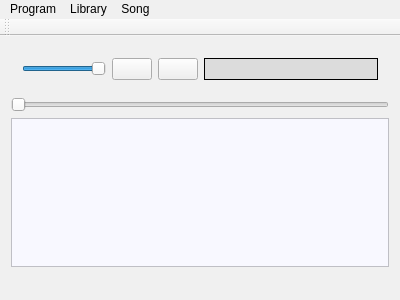
stackyjoe/lamothe-music-player, file mainwindow.ui: the form before one commit.
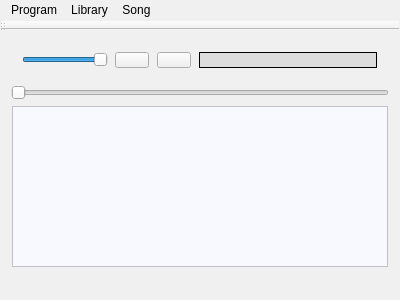
The form after the commit. Icons and pictures are not drawn.

Diff of the .ui file:
```diff
--- a/mainwindow.ui
+++ b/mainwindow.ui
@@ -22,8 +22,8 @@
   <property name="styleSheet">
    <string notr="true">background-color:rgb(240, 240, 240);
 color:#000000;
-right-margin:1px;
-left-margin:1px;</string>
+margin-right:1px;
+margin-left:1px;</string>
   </property>
   <widget class="QWidget" name="centralWidget">
    <layout class="QVBoxLayout" name="verticalLayout">
@@ -147,7 +147,7 @@
      <x>0</x>
      <y>0</y>
      <width>400</width>
-     <height>24</height>
+     <height>26</height>
     </rect>
    </property>
    <widget class="QMenu" name="menuOpen">
```
